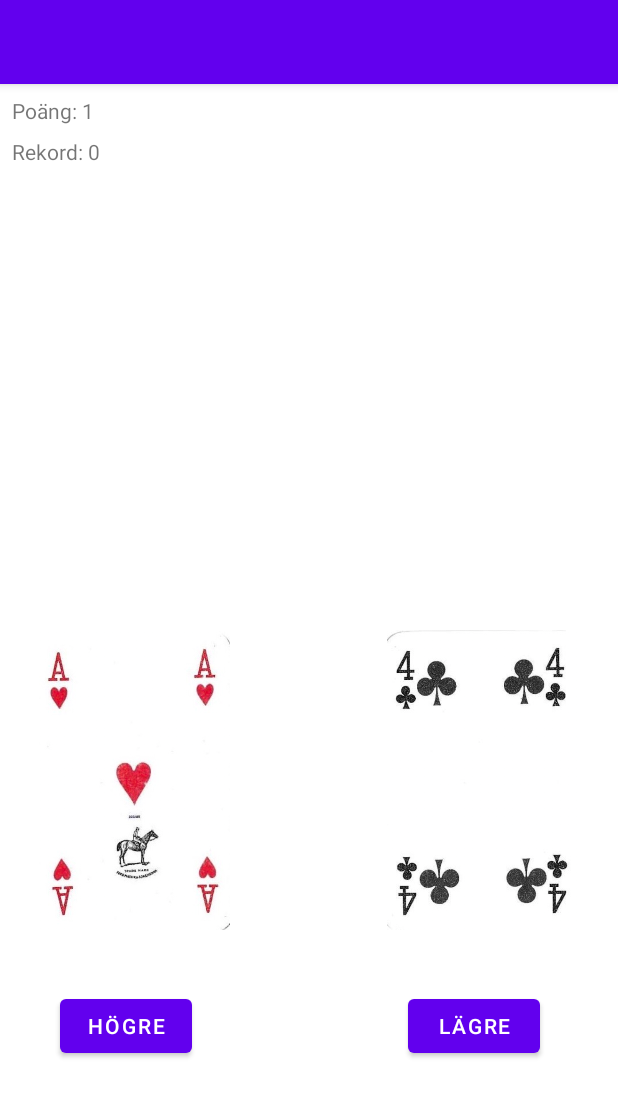
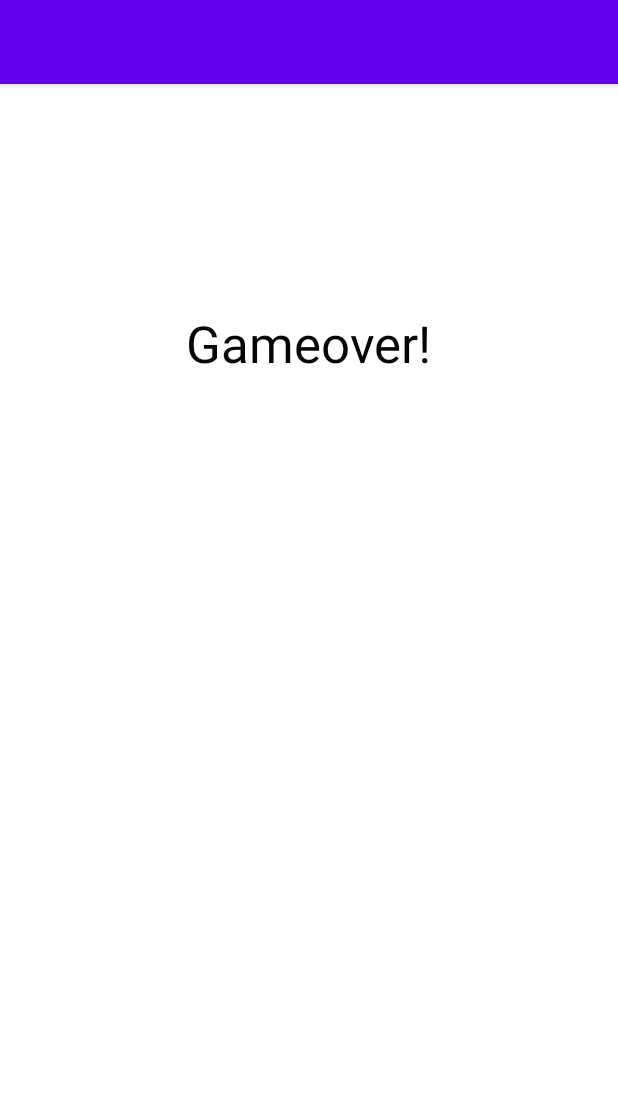
Before and after one commit to ElinSimonsson/HigherOrLower, an Android app: the GameActivity screen opened directly, with no data from a screen before it, after a tap on "HÖGRE", on a phone screen of 412 x 824 dp. Shown: the top 1097 px of the screen. Run offline under Robolectric (Android 15) with nearby library versions, the phone set to English and light mode, and no system bars; 1 other tap on this screen came first.

Commit message:
added some more fuctions and ResultActivity

```diff
--- a/app/src/main/AndroidManifest.xml
+++ b/app/src/main/AndroidManifest.xml
@@ -14,6 +14,9 @@
         android:theme="@style/Theme.HigherOrLower"
         tools:targetApi="31">
         <activity
+            android:name=".ResultActivity"
+            android:exported="false" />
+        <activity
             android:name=".GameActivity"
             android:exported="false" />
         <activity
--- a/app/src/main/java/com/example/higherorlower/GameActivity.kt
+++ b/app/src/main/java/com/example/higherorlower/GameActivity.kt
@@ -1,6 +1,6 @@
 package com.example.higherorlower
 
-import android.media.Image
+import android.content.Intent
 import androidx.appcompat.app.AppCompatActivity
 import android.os.Bundle
 import android.os.Handler
@@ -9,22 +9,24 @@ import android.util.Log
 import android.widget.Button
 import android.widget.ImageView
 import android.widget.TextView
-import kotlinx.coroutines.*
-import java.lang.Runnable
 
 class GameActivity : AppCompatActivity() {
     lateinit var imageViewOldCard: ImageView
     lateinit var imageViewSecretCard: ImageView
     lateinit var pointTextView: TextView
+    lateinit var highscoreTextView: TextView
     var image = R.drawable.heartace
-    var oldCardValue = 1 // Första bild är alltid ess.
+    var oldCardValue = 1 // Första bild är alltid ess. Undersöka hur ändra på det
     var secretCardValue = 0
     var point = 0
+    var highscore = 0
+
     override fun onCreate(savedInstanceState: Bundle?) {
         super.onCreate(savedInstanceState)
         setContentView(R.layout.activity_game)
 
         pointTextView = findViewById(R.id.pointTextView)
+        highscoreTextView = findViewById(R.id.highscoreTextView)
         imageViewOldCard = findViewById(R.id.imageViewOldCard)
         imageViewSecretCard = findViewById(R.id.imageViewSecretCard)
         val lowerButton = findViewById<Button>(R.id.lowerButton)
@@ -38,19 +40,28 @@ class GameActivity : AppCompatActivity() {
 
         }
     }
-    fun handleHigherButtonPress () {
+
+    override fun onRestart() {
+        super.onRestart()
+        point = 0
+        pointTextView.text = "Poäng: $point"
+    }
+
+    fun handleHigherButtonPress() {
         showSecretCard()
-        checkGuessHigher()
+        val guessHigher = checkGuessHigher()
+        checkIncreaseScore(guessHigher)
         changeCards()
     }
 
-    fun handleLowerButtonPress () {
+    fun handleLowerButtonPress() {
         showSecretCard()
-        checkGuessLower()
+        val guessLower = checkGuessLower()
+        checkIncreaseScore(guessLower)
         changeCards()
     }
 
-    fun showSecretCard () {
+    fun showSecretCard() {
         val randomNumber = (1..52).random()
         when (randomNumber) {
             1 -> {
@@ -265,40 +276,43 @@ class GameActivity : AppCompatActivity() {
         imageViewSecretCard.setImageResource(image)
     }
 
-    fun changeCards () {
-        Handler(Looper.getMainLooper()).postDelayed( {
+    fun changeCards() {
+        Handler(Looper.getMainLooper()).postDelayed({
             imageViewSecretCard.setImageResource(R.drawable.cardback)
             imageViewOldCard.setImageResource(image)
             oldCardValue = secretCardValue
-        }, 3000)
+        }, 2000)
     }
 
-    fun checkGuessHigher () {
-        if (secretCardValue > oldCardValue) {
+    fun checkGuessHigher(): Boolean {
+        return secretCardValue > oldCardValue
+    }
+
+    fun checkGuessLower(): Boolean {
+        return secretCardValue < oldCardValue
+    }
+
+    fun wrongGuess() {
+        val intent = Intent(this, ResultActivity::class.java)
+        Handler(Looper.getMainLooper()).postDelayed({
+            if (point > highscore) {
+                highscore = point
+                highscoreTextView.text = "Rekord: $highscore"
+            }
+            startActivity(intent)
+        }, 1500)
+    }
+
+    fun checkIncreaseScore(correctGuess: Boolean) {
+        if (correctGuess) {
             point++
-            pointTextView.text = "Poäng: $point"
-        }
-        else {
-            Log.d("!!!", "Fel gissning")
+            pointTextView.text = ("Poäng: $point")
+        } else {
+            wrongGuess()
+//            Handler(Looper.getMainLooper()).postDelayed({
+//                startActivity(intent)
+//
+//            }, 2000)
         }
     }
-
-    fun checkGuessLower () {
-        if (secretCardValue < oldCardValue) {
-            point++
-            pointTextView.text = "Poäng: $point"
-        }
-        else {
-            Log.d("!!!", "Fel gissning")
-        }
-    }
-
-//    fun increaseScore () {
-//        val guessLower = checkGuessLower()
-//        val guessHigher = checkGuessHigher()
-//        if (guessLower || guessHigher) {
-//            point++
-//            pointTextView.text = ("Poäng: $point")
-//        }
-//    }
 }
--- /dev/null
+++ b/app/src/main/java/com/example/higherorlower/ResultActivity.kt
@@ -0,0 +1,11 @@
+package com.example.higherorlower
+
+import androidx.appcompat.app.AppCompatActivity
+import android.os.Bundle
+
+class ResultActivity : AppCompatActivity() {
+    override fun onCreate(savedInstanceState: Bundle?) {
+        super.onCreate(savedInstanceState)
+        setContentView(R.layout.activity_result)
+    }
+}
--- /dev/null
+++ b/app/src/main/res/layout/activity_result.xml
@@ -0,0 +1,25 @@
+<?xml version="1.0" encoding="utf-8"?>
+<androidx.constraintlayout.widget.ConstraintLayout xmlns:android="http://schemas.android.com/apk/res/android"
+    xmlns:app="http://schemas.android.com/apk/res-auto"
+    xmlns:tools="http://schemas.android.com/tools"
+    android:layout_width="match_parent"
+    android:layout_height="match_parent"
+    tools:context=".ResultActivity">
+
+    <TextView
+        android:id="@+id/gameOverTextView"
+        android:layout_width="wrap_content"
+        android:layout_height="wrap_content"
+        android:layout_marginTop="150dp"
+        android:fontFamily="sans-serif"
+        android:text="Gameover!"
+        android:textAppearance="@style/TextAppearance.AppCompat.Display1"
+        android:textColor="#070707"
+        android:typeface="serif"
+        app:emojiCompatEnabled="false"
+        app:layout_constraintBottom_toBottomOf="parent"
+        app:layout_constraintEnd_toEndOf="parent"
+        app:layout_constraintStart_toStartOf="parent"
+        app:layout_constraintTop_toTopOf="parent"
+        app:layout_constraintVertical_bias="0.0" />
+</androidx.constraintlayout.widget.ConstraintLayout>
```
